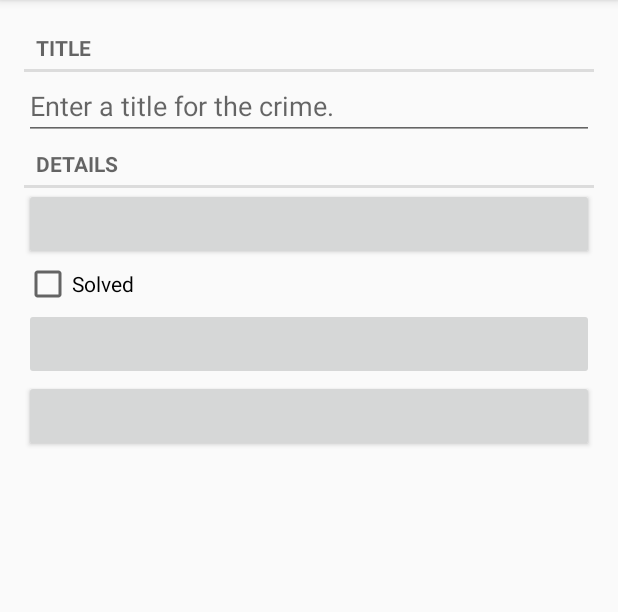
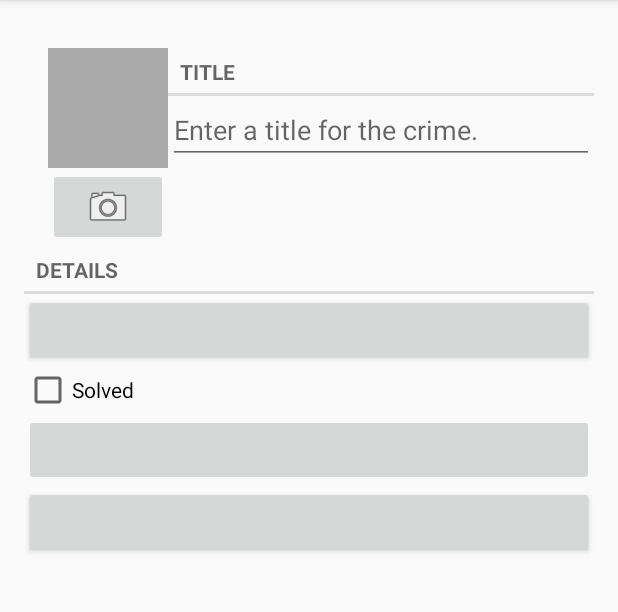
Before and after one commit to Shevy-D/CriminalIntent, an Android app: the screen it shows after launch (MainActivity), after a tap on "New Crime", on a phone screen of 412 x 824 dp, the part 84-696 px from its top. Run offline under Robolectric (Android 15) with nearby library versions, the phone set to English and light mode, and no system bars; our stand-ins replace Room's generated code; 1 statement that could not run was skipped.

Commit message:
Intent for work with camera

```diff
--- a/app/src/main/java/com/example/criminalintent/Crime.kt
+++ b/app/src/main/java/com/example/criminalintent/Crime.kt
@@ -13,4 +13,6 @@ data class Crime(
     var isSolved: Boolean = false,
     var suspect: String = ""
 ) {
+    val photoFileName
+    get() = "IMG_$id.jpg"
 }
--- a/app/src/main/java/com/example/criminalintent/CrimeDetailViewModel.kt
+++ b/app/src/main/java/com/example/criminalintent/CrimeDetailViewModel.kt
@@ -4,6 +4,7 @@ import androidx.lifecycle.LiveData
 import androidx.lifecycle.MutableLiveData
 import androidx.lifecycle.Transformations
 import androidx.lifecycle.ViewModel
+import java.io.File
 import java.util.*
 
 class CrimeDetailViewModel: ViewModel() {
@@ -22,4 +23,8 @@ class CrimeDetailViewModel: ViewModel() {
     fun saveCrime(crime: Crime) {
         crimeRepository.updateCrime(crime)
     }
+
+    fun getPhotoFile(crime: Crime): File {
+        return crimeRepository.getPhotoFile(crime)
+    }
 }
--- a/app/src/main/java/com/example/criminalintent/CrimeFragment.kt
+++ b/app/src/main/java/com/example/criminalintent/CrimeFragment.kt
@@ -7,18 +7,19 @@ import android.content.pm.ResolveInfo
 import android.net.Uri
 import android.os.Bundle
 import android.provider.ContactsContract
+import android.provider.MediaStore
 import android.text.Editable
 import android.text.TextWatcher
 import android.view.LayoutInflater
 import android.view.View
 import android.view.ViewGroup
-import android.widget.Button
-import android.widget.CheckBox
-import android.widget.EditText
+import android.widget.*
+import androidx.core.content.FileProvider
 import androidx.fragment.app.Fragment
 import androidx.lifecycle.ViewModelProviders
 import java.util.*
 import androidx.lifecycle.Observer
+import java.io.File
 import java.text.SimpleDateFormat
 
 private const val TAG = "CrimeFragment"
@@ -26,15 +27,20 @@ private const val ARG_CRIME_ID = "crime_id"
 private const val DIALOG_DATE = "DialogDate"
 private const val REQUEST_DATE = 0
 private const val REQUEST_CONTACT = 1
+private const val REQUEST_PHOTO = 2
 private const val DATE_FORMAT = "EEE, MMM, dd"
 
 class CrimeFragment : Fragment(), DatePickerFragment.Callbacks {
     private lateinit var crime: Crime
+    private lateinit var photoFile: File
+    private lateinit var photoUri: Uri
     private lateinit var titleField: EditText
     private lateinit var dateButton: Button
     private lateinit var solvedCheckBox: CheckBox
     private lateinit var reportButton: Button
     private lateinit var suspectButton: Button
+    private lateinit var photoButton: ImageButton
+    private lateinit var photoView: ImageView
     private val crimeDetailViewModel: CrimeDetailViewModel by lazy {
         ViewModelProviders.of(this).get(CrimeDetailViewModel::class.java)
     }
@@ -56,6 +62,8 @@ class CrimeFragment : Fragment(), DatePickerFragment.Callbacks {
         solvedCheckBox = view.findViewById(R.id.crime_solved) as CheckBox
         reportButton = view.findViewById(R.id.crime_report) as Button
         suspectButton = view.findViewById(R.id.crime_suspect) as Button
+        photoButton = view.findViewById(R.id.crime_camera) as ImageButton
+        photoView = view.findViewById(R.id.crime_photo) as ImageView
         return view
     }
 
@@ -66,6 +74,10 @@ class CrimeFragment : Fragment(), DatePickerFragment.Callbacks {
             Observer { crime ->
                 crime?.let {
                     this.crime = crime
+                    photoFile = crimeDetailViewModel.getPhotoFile(crime)
+                    photoUri = FileProvider.getUriForFile(requireActivity(),
+                        "com.example.criminalintent.fileprovider",
+                        photoFile)
                     updateUI()
                 }
             }
@@ -141,12 +153,36 @@ class CrimeFragment : Fragment(), DatePickerFragment.Callbacks {
             }
         }
 
+        photoButton.apply {
+            val packageManager: PackageManager = requireActivity().packageManager
+            val captureImage = Intent(MediaStore.ACTION_IMAGE_CAPTURE)
+            val resolvedActivity: ResolveInfo? = packageManager.resolveActivity(captureImage, PackageManager.MATCH_DEFAULT_ONLY)
+            if (resolvedActivity == null) {
+                isEnabled = false
+            }
+            setOnClickListener{
+                captureImage.putExtra(MediaStore.EXTRA_OUTPUT, photoUri)
+                val cameraActivities: List<ResolveInfo> = packageManager.queryIntentActivities(captureImage, PackageManager.MATCH_DEFAULT_ONLY)
+                for (cameraActivity in cameraActivities) {
+                    requireActivity().grantUriPermission( cameraActivity.activityInfo.packageName,
+                        photoUri,
+                        Intent.FLAG_GRANT_WRITE_URI_PERMISSION)
+                }
 
+                startActivityForResult(captureImage, REQUEST_PHOTO)
+            }
+        }
     }
 
     override fun onStop() {
         super.onStop()
         crimeDetailViewModel.saveCrime(crime)
+    }
+
+    override fun onDetach() {
+        super.onDetach()
+        requireActivity().revokeUriPermission(photoUri,
+            Intent.FLAG_GRANT_WRITE_URI_PERMISSION)
     }
 
     override fun onDateSelected(date: Date) {
@@ -163,6 +199,16 @@ class CrimeFragment : Fragment(), DatePickerFragment.Callbacks {
         }
         if (crime.suspect.isNotEmpty()) {
             suspectButton.text = crime.suspect
+        }
+        updatePhotoView()
+    }
+
+    private fun updatePhotoView() {
+        if (photoFile.exists()) {
+            val bitmap = getScaleBitmap(photoFile.path, requireActivity())
+            photoView.setImageBitmap(bitmap)
+        } else {
+            photoView.setImageDrawable(null)
         }
     }
 
@@ -186,6 +232,12 @@ class CrimeFragment : Fragment(), DatePickerFragment.Callbacks {
                     crimeDetailViewModel.saveCrime(crime)
                     suspectButton.text = suspect
                 }
+            }
+
+            requestCode == REQUEST_PHOTO -> {
+                requireActivity().revokeUriPermission(photoUri,
+                    Intent.FLAG_GRANT_WRITE_URI_PERMISSION)
+                updatePhotoView()
             }
         }
     }
--- a/app/src/main/java/com/example/criminalintent/CrimeRepository.kt
+++ b/app/src/main/java/com/example/criminalintent/CrimeRepository.kt
@@ -5,6 +5,7 @@ import androidx.lifecycle.LiveData
 import androidx.room.Room
 import com.example.criminalintent.database.CrimeDatabase
 import com.example.criminalintent.database.migration_1_2
+import java.io.File
 import java.lang.IllegalStateException
 import java.util.*
 import java.util.concurrent.Executors
@@ -21,6 +22,7 @@ class CrimeRepository private constructor(context: Context) {
 
     private val crimeDao = database.crimeDao()
     private val executor = Executors.newSingleThreadExecutor()
+    private val filesDir = context.applicationContext.filesDir
 
     fun getCrimes(): LiveData<List<Crime>> = crimeDao.getCrimes()
     fun getCrime(id: UUID): LiveData<Crime?> = crimeDao.getCrime(id)
@@ -37,6 +39,9 @@ class CrimeRepository private constructor(context: Context) {
         }
     }
 
+    fun getPhotoFile(crime: Crime): File =
+        File(filesDir, crime.photoFileName)
+
     companion object {
         private var INSTANCE: CrimeRepository? = null
         fun initialize(context: Context) {
--- a/app/src/main/res/layout/fragment_crime.xml
+++ b/app/src/main/res/layout/fragment_crime.xml
@@ -6,6 +6,38 @@
     android:layout_margin="16dp"
     android:orientation="vertical">
 
+    <LinearLayout
+        android:layout_width="match_parent"
+        android:layout_height="wrap_content"
+        android:orientation="horizontal"
+        android:layout_marginStart="16dp"
+        android:layout_marginTop="16dp">
+
+        <LinearLayout
+            android:layout_width="wrap_content"
+            android:layout_height="wrap_content"
+            android:orientation="vertical">
+
+            <ImageView
+                android:id="@+id/crime_photo"
+                android:layout_width="80dp"
+                android:layout_height="80dp"
+                android:scaleType="centerInside"
+                android:cropToPadding="true"
+                android:background="@android:color/darker_gray"/>
+
+            <ImageButton
+                android:id="@+id/crime_camera"
+                android:layout_width="match_parent"
+                android:layout_height="wrap_content"
+                android:src="@android:drawable/ic_menu_camera"/>
+        </LinearLayout>
+
+        <LinearLayout
+            android:orientation="vertical"
+            android:layout_width="0dp"
+            android:layout_height="wrap_content"
+            android:layout_weight="1">
             <TextView
                 style="?android:listSeparatorTextViewStyle"
                 android:layout_width="match_parent"
@@ -17,6 +49,8 @@
                 android:layout_width="match_parent"
                 android:layout_height="wrap_content"
                 android:hint="@string/crime_title_hint" />
+        </LinearLayout>
+    </LinearLayout>
 
     <TextView
         style="?android:listSeparatorTextViewStyle"
--- /dev/null
+++ b/app/src/main/res/xml/files.xml
@@ -0,0 +1,6 @@
+<?xml version="1.0" encoding="utf-8"?>
+<paths>
+    <files-path
+        name="crime_photos"
+        path="." />
+</paths>
```
Also changed, not shown: app/src/main/AndroidManifest.xml (+12 -1 lines), app/src/main/java/com/example/criminalintent/PictureUtils.kt (added, +37 -0 lines). Lines whose indentation alone changed are shown as unchanged.
